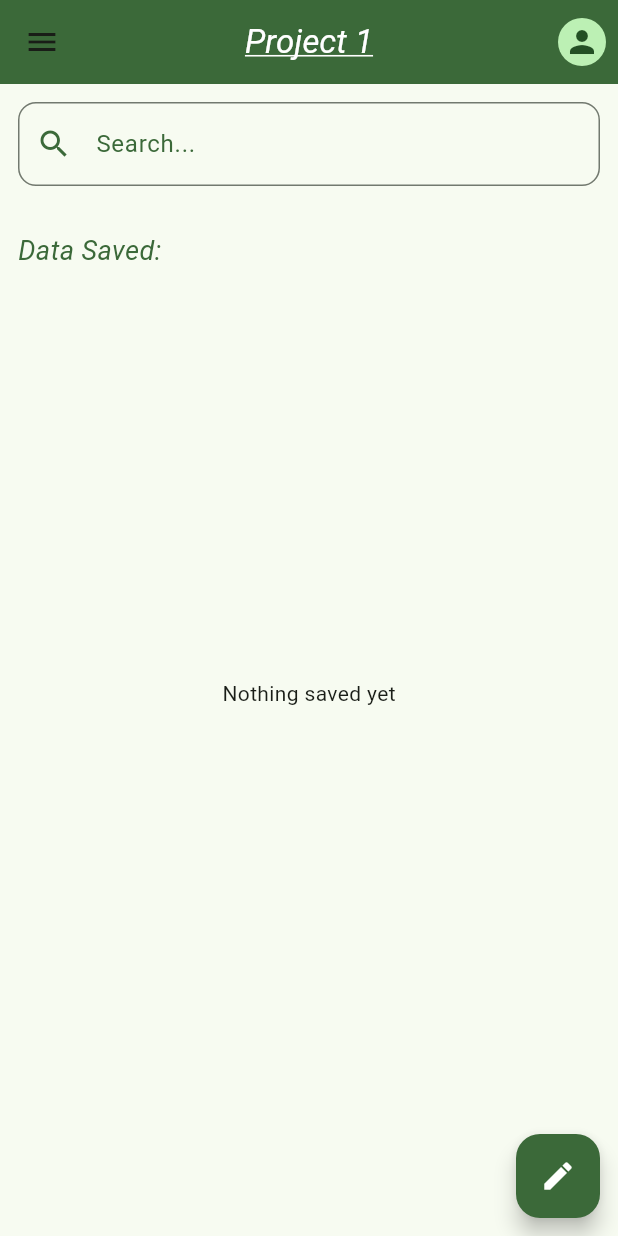
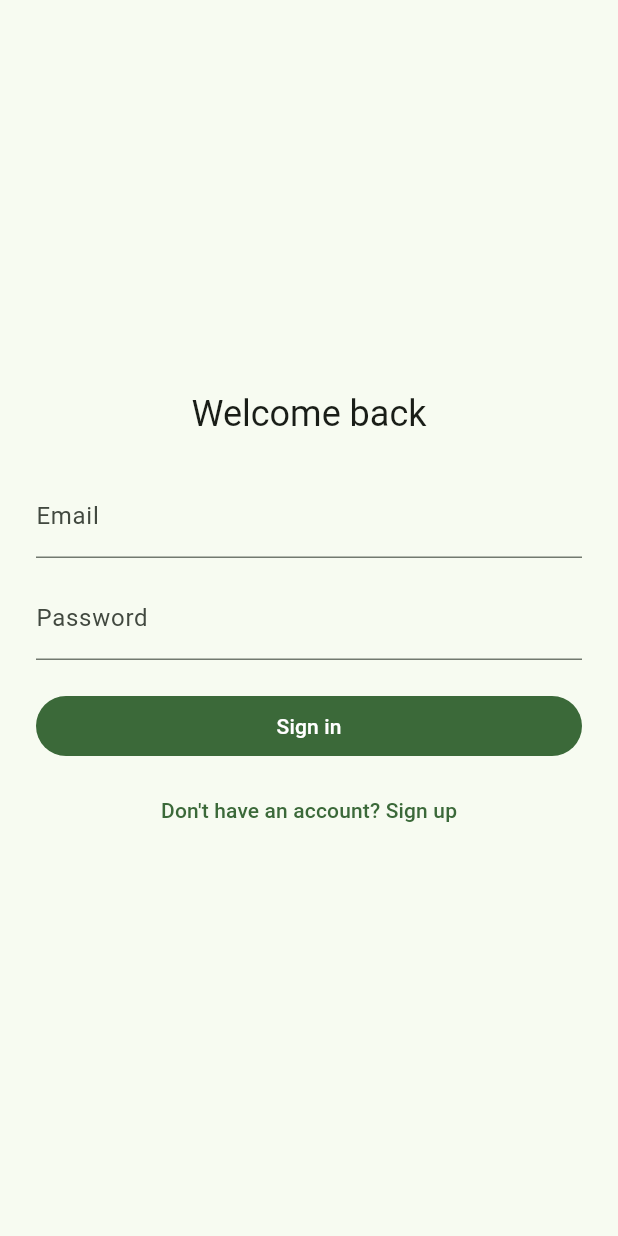
Before and after one commit to Vansh-11111/NoteCare, a Flutter app: the screen it shows after launch, on a phone screen of 412 x 824 dp. Run offline on Flutter 3.47's test engine with Material 3 defaults, Android fonts, the light colour scheme and no system bars; our stand-ins replace image_picker, sqflite, supabase_flutter; accounts and stored records are empty.

Commit message:
Shifted the project to SupaBase and Added Authentication
Instead using SQL to store data on device now we are using supabase to authenticate user and store data.

Created the profile page and added a option to logout/change email related to that account

```diff
--- a/lib/main.dart
+++ b/lib/main.dart
@@ -1,9 +1,16 @@
 import 'package:flutter/material.dart';
+import 'package:project_1/screens/auth_screen.dart';
+import 'package:supabase_flutter/supabase_flutter.dart';
 import 'theme/app_theme.dart';
 import 'screens/home_screen.dart';
 
-void main() {
-  runApp( MainApp());
+Future<void> main() async{
+  WidgetsFlutterBinding.ensureInitialized();
+  await Supabase.initialize(
+    url: 'https://byxvgnhamcrkeqninzdz.supabase.co',
+    publishableKey: 'sb_publishable_jzWcQYuQJ70Ox7g71ew_rw_Zzd1J-wH',
+  );
+  runApp(const MainApp());
 }
 
 class MainApp extends StatefulWidget {
@@ -11,7 +18,6 @@ class MainApp extends StatefulWidget {
 
   @override
   State<MainApp> createState() => _MainAppState();
-
 }
 
   class _MainAppState extends State<MainApp> {
@@ -29,10 +35,19 @@ class MainApp extends StatefulWidget {
       theme: AppTheme.light,
       darkTheme: AppTheme.dark,
       themeMode: _themeMode,
-      home: HomeScreen(
-        themeMode: _themeMode,
-        onToggleTheme: _toggleTheme,
-      ),
+      home:StreamBuilder<AuthState>(
+        stream: Supabase.instance.client.auth.onAuthStateChange,
+        builder: (context,snapshot) {
+          final session = Supabase.instance.client.auth.currentSession;
+          if (session != null){
+            return HomeScreen(
+              themeMode: _themeMode,
+              onToggleTheme: _toggleTheme,
+            );
+          }
+          return const AuthScreen();
+        }
+        )
     );
   }
 }
--- /dev/null
+++ b/lib/screens/auth_screen.dart
@@ -0,0 +1,149 @@
+import 'package:flutter/material.dart';
+import 'package:supabase_flutter/supabase_flutter.dart';
+
+class AuthScreen extends StatefulWidget {
+  const AuthScreen({super.key});
+
+  @override
+  State<AuthScreen> createState() => _AuthScreenState();
+}
+
+class _AuthScreenState extends State<AuthScreen> {
+  final formKey = GlobalKey<FormState>();
+  final emailController = TextEditingController();
+  final passwordController = TextEditingController();
+
+  bool isSignUp = false;
+  bool isLoading = false;
+  String? errorMessage;
+
+  @override
+  void dispose() {
+    emailController.dispose();
+    passwordController.dispose();
+    super.dispose();
+  }
+
+  Future<void> submit() async{
+    if(!formKey.currentState!.validate()) return;
+
+    setState(() {
+      isLoading = true;
+      errorMessage = null;
+    });
+
+      final email = emailController.text.trim();
+      final password =passwordController.text;
+
+      try{
+        if (isSignUp){
+          await Supabase.instance.client.auth.signUp(
+            email: email,
+            password: password,
+          );
+        }
+
+        else{
+          await Supabase.instance.client.auth.signInWithPassword(
+            email: email,
+            password: password,
+          );
+        }
+      }
+      on AuthException catch (e) {
+        setState(() => errorMessage = e.message);
+      }
+      catch (e){
+        setState(() => errorMessage = 'Something went wrong. Please try again.');
+      }
+      finally{
+        if (mounted){
+          setState(() => isLoading = false);
+        }
+      }
+  }
+  @override
+  Widget build(BuildContext context) {
+    return Scaffold(
+      body: Center(
+        child: SingleChildScrollView(
+          padding: const EdgeInsets.all(24),
+          child: Form(
+            key: formKey,
+            child: Column(
+              mainAxisSize: MainAxisSize.min,
+              crossAxisAlignment: CrossAxisAlignment.stretch,
+              children: [
+                Text(
+                  isSignUp ? 'Create an account' : 'Welcome back',
+                  style: Theme.of(context).textTheme.headlineSmall,
+                  textAlign: TextAlign.center,
+                ),
+                const SizedBox(height: 24),
+                TextFormField(
+                  controller: emailController,
+                  decoration: const InputDecoration(labelText: 'Email'),
+                  keyboardType: TextInputType.emailAddress,
+                  validator: (value) {
+                    if (value == null || value.trim().isEmpty) {
+                      return 'Email is required';
+                    }
+                    if (!value.contains('@')) {
+                      return 'Enter a valid email';
+                    }
+                    return null;
+                  },
+                ),
+                const SizedBox(height: 12),
+                TextFormField(
+                  controller: passwordController,
+                  decoration: const InputDecoration(labelText: 'Password'),
+                  obscureText: true,
+                  validator: (value) {
+                    if (value == null || value.length < 6) {
+                      return 'Password must be at least 6 characters';
+                    }
+                    return null;
+                  },
+                ),
+                if (errorMessage != null) ...[
+                  const SizedBox(height: 12),
+                  Text(
+                    errorMessage!,
+                    style: TextStyle(color: Theme.of(context).colorScheme.error),
+                    textAlign: TextAlign.center,
+                  ),
+                ],
+                const SizedBox(height: 20),
+                FilledButton(
+                  onPressed: isLoading ? null : submit,
+                  child: isLoading
+                      ? const SizedBox(
+                          height: 18,
+                          width: 18,
+                          child: CircularProgressIndicator(strokeWidth: 2),
+                        )
+                      : Text(isSignUp ? 'Sign up' : 'Sign in'),
+                ),
+                const SizedBox(height: 8),
+                TextButton(
+                  onPressed: isLoading
+                      ? null
+                      : () => setState(() {
+                            isSignUp = !isSignUp;
+                            errorMessage = null;
+                          }),
+                  child: Text(
+                    isSignUp
+                        ? 'Already have an account? Sign in'
+                        : "Don't have an account? Sign up",
+                  ),
+                ),
+              ],
+            ),
+          ),
+        ),
+      ),
+    );
+  }
+}
--- a/lib/screens/edit_screen.dart
+++ b/lib/screens/edit_screen.dart
@@ -1,7 +1,7 @@
 import 'package:flutter/material.dart';
 import 'package:uuid/uuid.dart';
 import '../models/item.dart';
-import '../services/database_service.dart';
+import '../services/supabase_service.dart';
 import 'package:image_picker/image_picker.dart';
 
 class EditScreen extends StatefulWidget {
@@ -68,7 +68,7 @@ class _EditScreenState extends State<EditScreen> {
         tags: tags,
         updatedAt: now,
       );
-      await DatabaseService.instance.updateItem(updated);
+      await SupabaseService.instance.updateItem(updated);
     } else {
       final newItem = Item(
         id: const Uuid().v4(),
@@ -79,7 +79,7 @@ class _EditScreenState extends State<EditScreen> {
         createdAt: now,
         updatedAt: now,
       );
-      await DatabaseService.instance.insertItem(newItem);
+      await SupabaseService.instance.insertItem(newItem);
     }
 
     if (mounted) Navigator.pop(context, true);
--- a/lib/widgets/profile_menu.dart
+++ b/lib/widgets/profile_menu.dart
@@ -1,4 +1,5 @@
 import 'package:flutter/material.dart';
+import 'package:supabase_flutter/supabase_flutter.dart';
 import '../profile.dart';
 
 // The person-icon menu in the AppBar. Kept separate from HomeScreen so the
@@ -30,7 +31,7 @@ class ProfileMenu extends StatelessWidget {
         );
         break;
       case 'logout':
-        // TODO(stage2): wire up real logout once auth exists
+        Supabase.instance.client.auth.signOut();
         break;
     }
   }
--- a/pubspec.yaml
+++ b/pubspec.yaml
@@ -9,6 +9,7 @@ environment:
 dependencies:
   flutter:
     sdk: flutter
+  supabase_flutter: ^2.5.0
   sqflite: ^2.3.0
   path: ^1.9.0
   path_provider: ^2.1.1
```
Also changed, not shown: lib/profile.dart (+106 -3 lines), lib/screens/archive_screen.dart (+4 -4 lines), lib/screens/home_screen.dart (+6 -7 lines), lib/services/supabase_service.dart (added, +116 -0 lines), lib/widgets/app_drawer.dart (+20 -2 lines), pubspec.lock.
